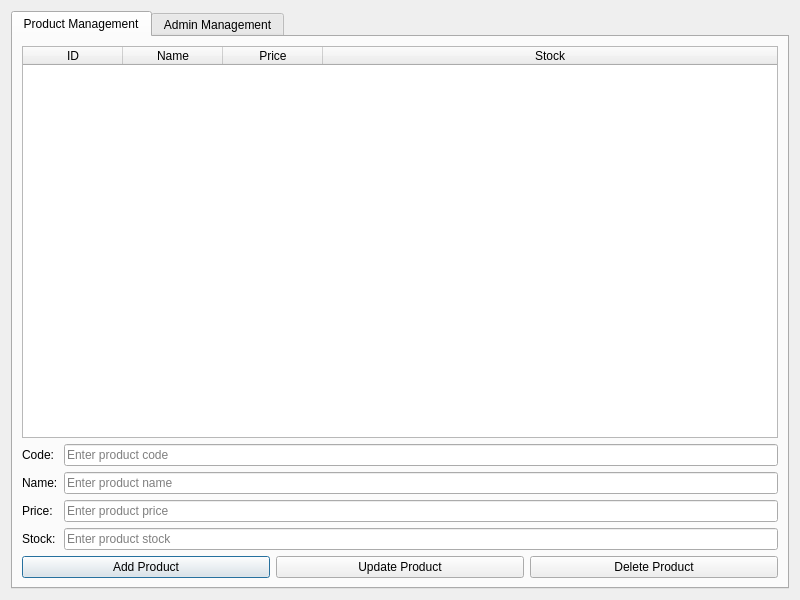
Above: src/adminwindow/adminwindow.ui from Nivedck/Billing-System before the change. Below: the same form after it.
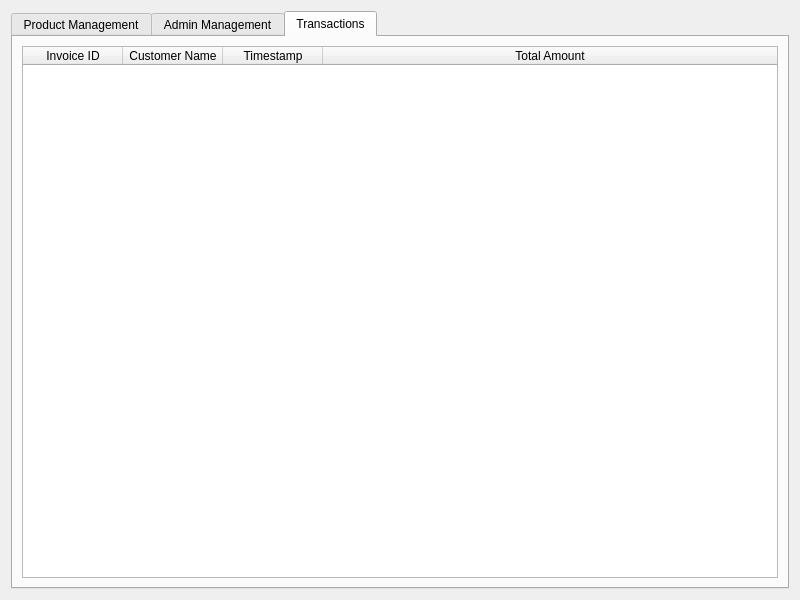
That is the form after the change. The open tabs and pages were chosen to show the change.

Commit message: transactions tab in adimin panel

```diff
--- a/src/adminwindow/adminwindow.ui
+++ b/src/adminwindow/adminwindow.ui
@@ -228,6 +228,43 @@
        </item>
       </layout>
      </widget>
+     <widget class="QWidget" name="transactionsTab">
+      <attribute name="title">
+       <string>Transactions</string>
+      </attribute>
+      <layout class="QVBoxLayout" name="verticalLayout_4">
+       <item>
+        <widget class="QTableWidget" name="tableWidgetTransactions">
+         <property name="selectionBehavior">
+          <enum>QAbstractItemView::SelectRows</enum>
+         </property>
+         <attribute name="horizontalHeaderStretchLastSection">
+          <bool>true</bool>
+         </attribute>
+         <column>
+          <property name="text">
+           <string>Invoice ID</string>
+          </property>
+         </column>
+         <column>
+          <property name="text">
+           <string>Customer Name</string>
+          </property>
+         </column>
+         <column>
+          <property name="text">
+           <string>Timestamp</string>
+          </property>
+         </column>
+         <column>
+          <property name="text">
+           <string>Total Amount</string>
+          </property>
+         </column>
+        </widget>
+       </item>
+      </layout>
+     </widget>
     </widget>
    </item>
   </layout>
```
The commit also changes 1 other file.
